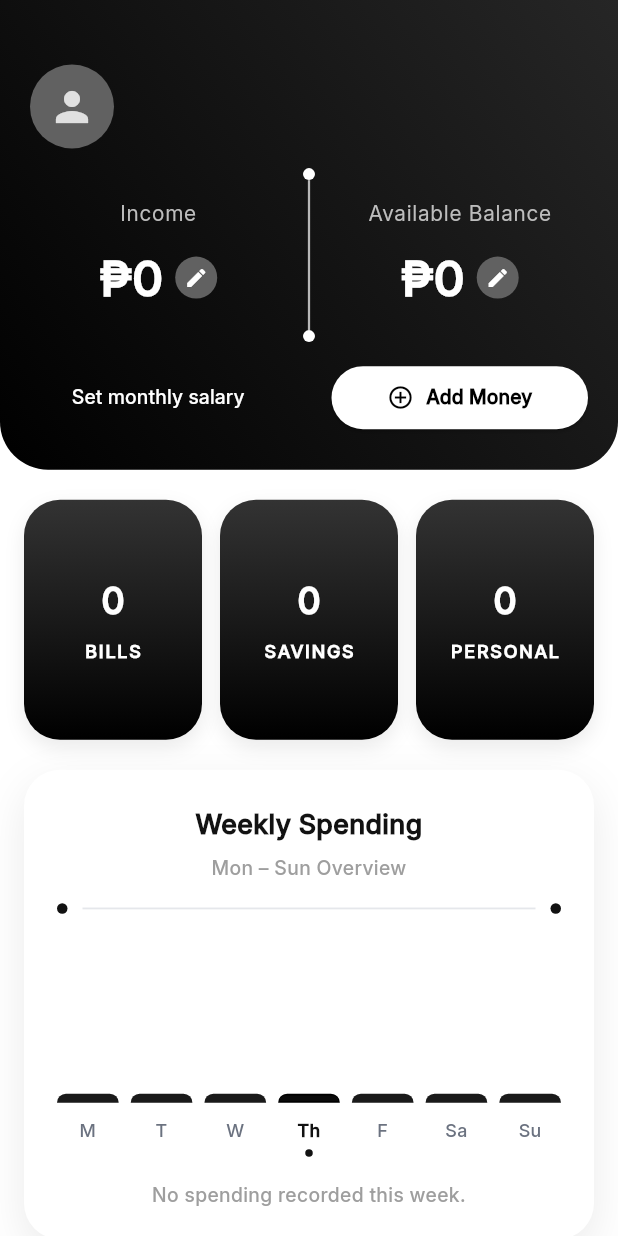
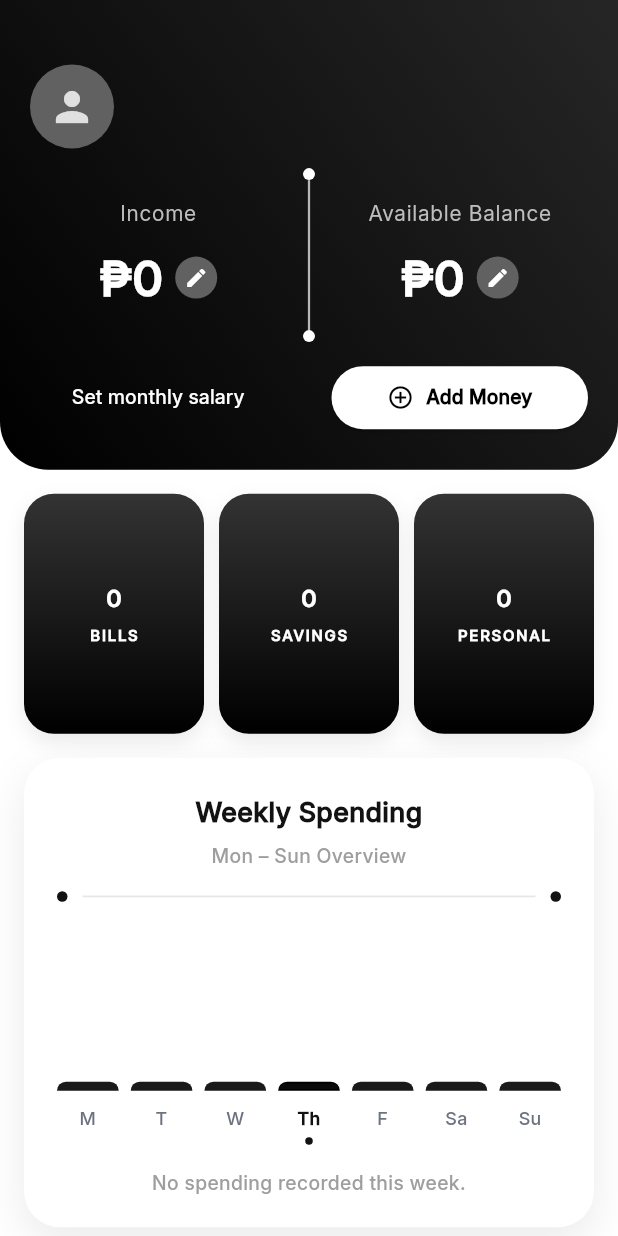
Before and after one commit to wbcjep0108/Journey-To-Balance, a Flutter app: the HomePage screen opened directly, on a phone screen of 412 x 824 dp. Run offline on Flutter 3.47's test engine with Material 3 defaults, Android fonts, the phone set to English and light mode, and no system bars; our stand-ins replace cloud_firestore, firebase_auth, firebase_core, flutter_secure_storage, google_sign_in, local_auth; missing offline and left inert: local_auth_android, local_auth_darwin; accounts and stored records are empty.

Commit message:
to be continued

```diff
--- a/lib/screens/home/home_page.dart
+++ b/lib/screens/home/home_page.dart
@@ -900,49 +900,18 @@ class _HomePageState extends State<HomePage> {
               Padding(
                 padding: const EdgeInsets.symmetric(
                   horizontal: 16,
-                  vertical: 20,
+                  vertical: 16,
                 ),
-                child: Row(
-                  children: [
-                    Expanded(
-                      child: _BuildGridCard(
-                        amount: NumberFormat(
-                          '#,##0.##',
-                        ).format(budget.billsAmount),
-                        label: 'BILLS',
-                        gradientColors: const [
-                          Color(0xFF333333),
-                          Color(0xFF000000),
-                        ],
-                      ),
-                    ),
-                    const SizedBox(width: 12),
-                    Expanded(
-                      child: _BuildGridCard(
-                        amount: NumberFormat('#,##0.##').format(
-                          budget.savingsAmount,
-                        ),
-                        label: 'SAVINGS',
-                        gradientColors: const [
-                          Color(0xFF333333),
-                          Color(0xFF000000),
-                        ],
-                      ),
-                    ),
-                    const SizedBox(width: 12),
-                    Expanded(
-                      child: _BuildGridCard(
-                        amount: NumberFormat('#,##0.##').format(
-                          budget.personalAmount,
-                        ),
-                        label: 'PERSONAL',
-                        gradientColors: const [
-                          Color(0xFF333333),
-                          Color(0xFF000000),
-                        ],
-                      ),
-                    ),
-                  ],
+                child: _CategoryCardsRow(
+                  billsAmount: NumberFormat(
+                    '#,##0.##',
+                  ).format(budget.billsAmount),
+                  savingsAmount: NumberFormat(
+                    '#,##0.##',
+                  ).format(budget.savingsAmount),
+                  personalAmount: NumberFormat(
+                    '#,##0.##',
+                  ).format(budget.personalAmount),
                 ),
               ),
               const Padding(
@@ -1140,28 +1109,113 @@ class _AnimatedCurrencyAmount extends StatelessWidget {
   }
 }
 
+class _CategoryCardsRow extends StatelessWidget {
+  const _CategoryCardsRow({
+    required this.billsAmount,
+    required this.savingsAmount,
+    required this.personalAmount,
+  });
+
+  final String billsAmount;
+  final String savingsAmount;
+  final String personalAmount;
+
+  static const _gap = 10.0;
+  static const _gradient = [Color(0xFF333333), Color(0xFF000000)];
+
+  @override
+  Widget build(BuildContext context) {
+    final width = MediaQuery.sizeOf(context).width;
+    final shortest = MediaQuery.sizeOf(context).shortestSide;
+    // Keep a fixed comfortable card height across screen sizes.
+    final cardHeight = 160.0;
+    final amountFontSize = (shortest * 0.028).clamp(16.0, 20.0);
+    final labelFontSize = (shortest * 0.016).clamp(10.0, 12.0);
+
+    final cards = [
+      (amount: billsAmount, label: 'BILLS'),
+      (amount: savingsAmount, label: 'SAVINGS'),
+      (amount: personalAmount, label: 'PERSONAL'),
+    ];
+
+    return LayoutBuilder(
+      builder: (context, constraints) {
+        final available = constraints.maxWidth;
+        final equalWidth = (available - _gap * 2) / 3;
+        // On narrow screens, keep a readable min width and allow horizontal scroll.
+        final minCardWidth = width < 360 ? 112.0 : 120.0;
+        final cardWidth = equalWidth < minCardWidth ? minCardWidth : equalWidth;
+        final needsScroll = cardWidth * 3 + _gap * 2 > available + 0.5;
+
+        Widget buildCard(({String amount, String label}) item, {double? width}) {
+          final card = _BuildGridCard(
+            amount: item.amount,
+            label: item.label,
+            height: cardHeight,
+            amountFontSize: amountFontSize,
+            labelFontSize: labelFontSize,
+            gradientColors: _gradient,
+          );
+          if (width == null) return card;
+          return SizedBox(width: width, child: card);
+        }
+
+        if (!needsScroll) {
+          return Row(
+            children: [
+              for (var i = 0; i < cards.length; i++) ...[
+                if (i > 0) const SizedBox(width: _gap),
+                Expanded(child: buildCard(cards[i])),
+              ],
+            ],
+          );
+        }
+
+        return SizedBox(
+          height: cardHeight,
+          child: ListView.separated(
+            scrollDirection: Axis.horizontal,
+            physics: const BouncingScrollPhysics(),
+            itemCount: cards.length,
+            separatorBuilder: (_, _) => const SizedBox(width: _gap),
+            itemBuilder: (context, index) =>
+                buildCard(cards[index], width: cardWidth),
+          ),
+        );
+      },
+    );
+  }
+}
+
 class _BuildGridCard extends StatelessWidget {
   final String amount;
   final String label;
+  final double height;
+  final double amountFontSize;
+  final double labelFontSize;
   final List<Color> gradientColors;
 
   const _BuildGridCard({
     required this.amount,
     required this.label,
+    required this.height,
+    required this.amountFontSize,
+    required this.labelFontSize,
     required this.gradientColors,
   });
 
   @override
   Widget build(BuildContext context) {
     return Container(
-      height: 160,
+      height: height,
+      padding: const EdgeInsets.symmetric(horizontal: 10, vertical: 12),
       decoration: BoxDecoration(
         gradient: LinearGradient(
           begin: Alignment.topCenter,
           end: Alignment.bottomCenter,
           colors: gradientColors,
         ),
-        borderRadius: BorderRadius.circular(24),
+        borderRadius: BorderRadius.circular(20),
         boxShadow: [
           BoxShadow(
             color: Colors.black.withValues(alpha: 0.08),
@@ -1174,19 +1228,23 @@ class _BuildGridCard extends StatelessWidget {
         child: Column(
           mainAxisAlignment: MainAxisAlignment.center,
           children: [
-            Text(
-              amount,
-              style: const TextStyle(
-                fontSize: 24,
-                fontWeight: FontWeight.bold,
-                color: Colors.white,
+            FittedBox(
+              fit: BoxFit.scaleDown,
+              child: Text(
+                amount,
+                maxLines: 1,
+                style: TextStyle(
+                  fontSize: amountFontSize,
+                  fontWeight: FontWeight.bold,
+                  color: Colors.white,
+                ),
               ),
             ),
-            const SizedBox(height: 8),
+            const SizedBox(height: 6),
             Text(
               label,
-              style: const TextStyle(
-                fontSize: 12,
+              style: TextStyle(
+                fontSize: labelFontSize,
                 fontWeight: FontWeight.w700,
                 color: Colors.white,
                 letterSpacing: 1.2,
```
